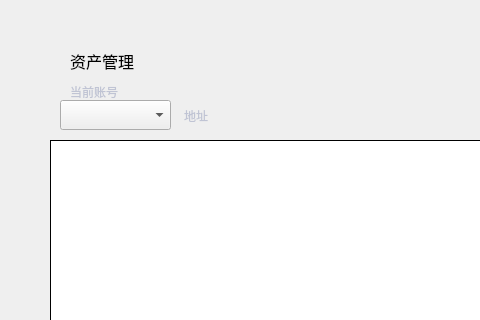
Above: mainpage.ui from HcashOrg/hx-indicator before the change; both pictures show x 0 to 480 and y 0 to 320 of the 770 by 530 pixel window. Below: the same form after it.
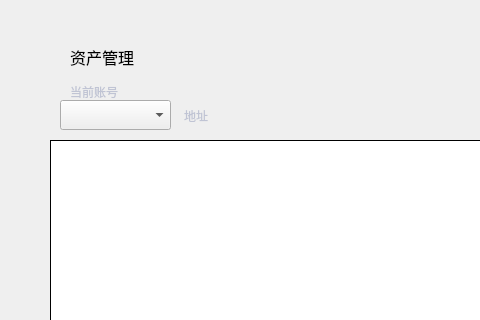
That is the form after the change.

Diff of the .ui file:
```diff
--- a/mainpage.ui
+++ b/mainpage.ui
@@ -25,9 +25,9 @@
    <property name="geometry">
     <rect>
      <x>70</x>
-     <y>50</y>
-     <width>120</width>
-     <height>22</height>
+     <y>41</y>
+     <width>181</width>
+     <height>31</height>
     </rect>
    </property>
    <property name="font">
```
